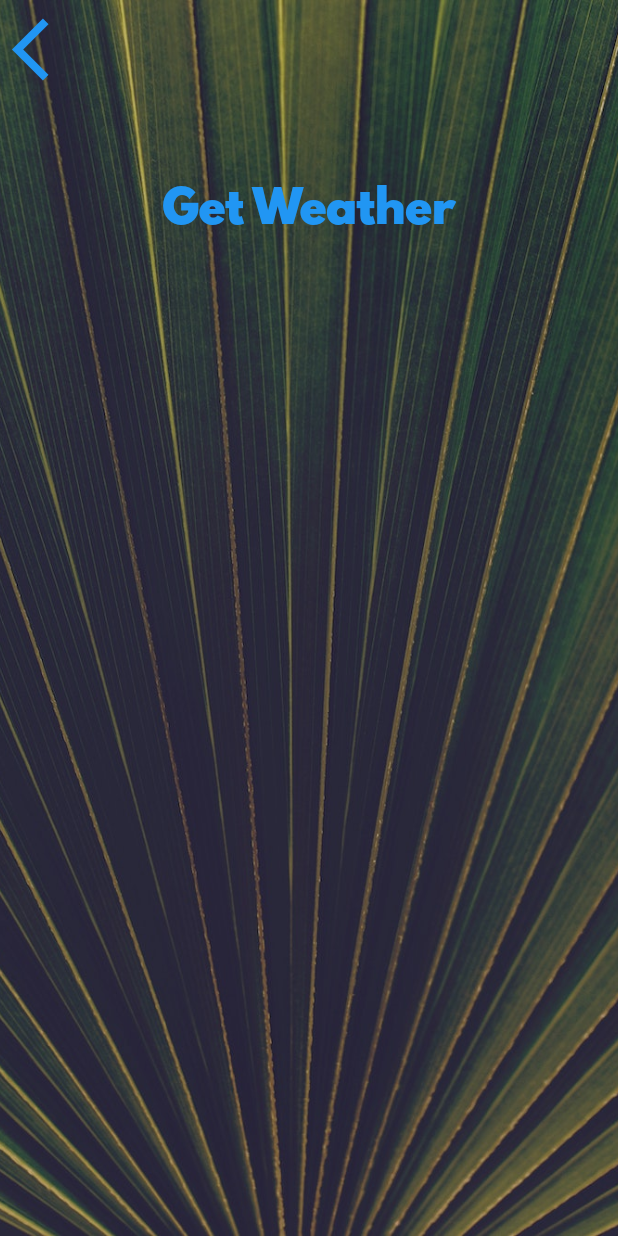
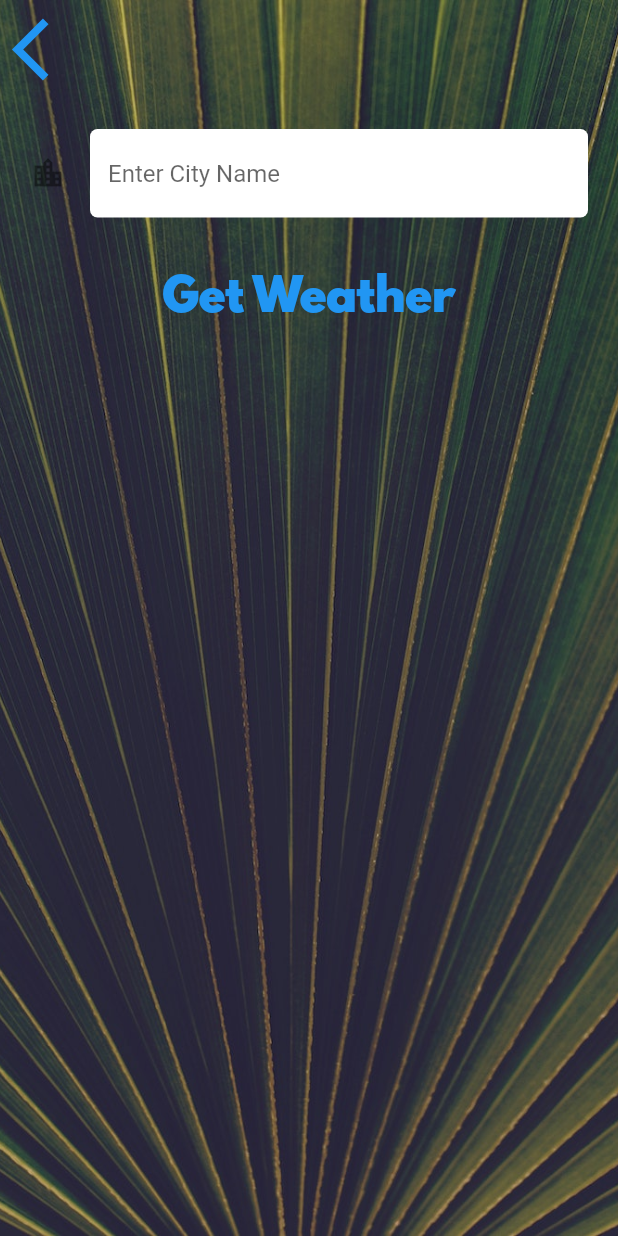
Before and after one commit to oalshokri/weather_app_class, a Flutter app: the CityScreen screen opened directly, on a phone screen of 412 x 824 dp. Run offline on Flutter 3.47's test engine with Material 2 defaults, Android fonts, the phone set to English and light mode, and no system bars; our stand-ins replace flutter_spinkit, font_awesome_flutter, geolocator.

Commit message:
- add city screen

```diff
--- a/lib/screens/city_screen.dart
+++ b/lib/screens/city_screen.dart
@@ -1,4 +1,5 @@
 import 'package:flutter/material.dart';
+import 'package:weather_app/services/networking.dart';
 
 import '../utilities/constants.dart';
 
@@ -10,6 +11,7 @@ class CityScreen extends StatefulWidget {
 }
 
 class CityScreenState extends State<CityScreen> {
+  String? cityName;
   @override
   Widget build(BuildContext context) {
     return Scaffold(
@@ -36,10 +38,29 @@ class CityScreenState extends State<CityScreen> {
               ),
               Container(
                 padding: const EdgeInsets.all(20.0),
-                child: null,
+                child: TextField(
+                  onChanged: (value) {
+                    cityName = value;
+                  },
+                  decoration: InputDecoration(
+                    icon: Icon(Icons.location_city),
+                    hintText: 'Enter City Name',
+                    filled: true,
+                    fillColor: Colors.white,
+                    border: OutlineInputBorder(
+                        borderRadius: BorderRadius.circular(5),
+                        borderSide: BorderSide.none),
+                  ),
+                ),
               ),
               TextButton(
-                onPressed: () {},
+                onPressed: () {
+                  if (cityName != null) {
+                    var weatherData =
+                        NetworkHelper().getDataByCityName(cityName!);
+                  }
+                  Navigator.pop(context, cityName);
+                },
                 child: const Text(
                   'Get Weather',
                   style: kButtonTextStyle,
--- a/lib/screens/location_screen.dart
+++ b/lib/screens/location_screen.dart
@@ -113,7 +113,7 @@ class LocationScreenState extends State<LocationScreen> {
                           MaterialPageRoute(
                             builder: (context) => CityScreen(),
                           ),
-                        );
+                        ).then((value) => null);
                       },
                       child: const Icon(
                         Icons.location_city,
--- a/lib/services/networking.dart
+++ b/lib/services/networking.dart
@@ -13,4 +13,12 @@ class NetworkHelper {
       return jsonDecode(response.body);
     }
   }
+
+  Future<dynamic> getDataByCityName(String city) async {
+    Response response = await get(Uri.parse(
+        'https://api.openweathermap.org/data/2.5/weather?q=$city&appid=$apiKey&units=metric'));
+    if (response.statusCode == 200) {
+      return jsonDecode(response.body);
+    }
+  }
 }
```
